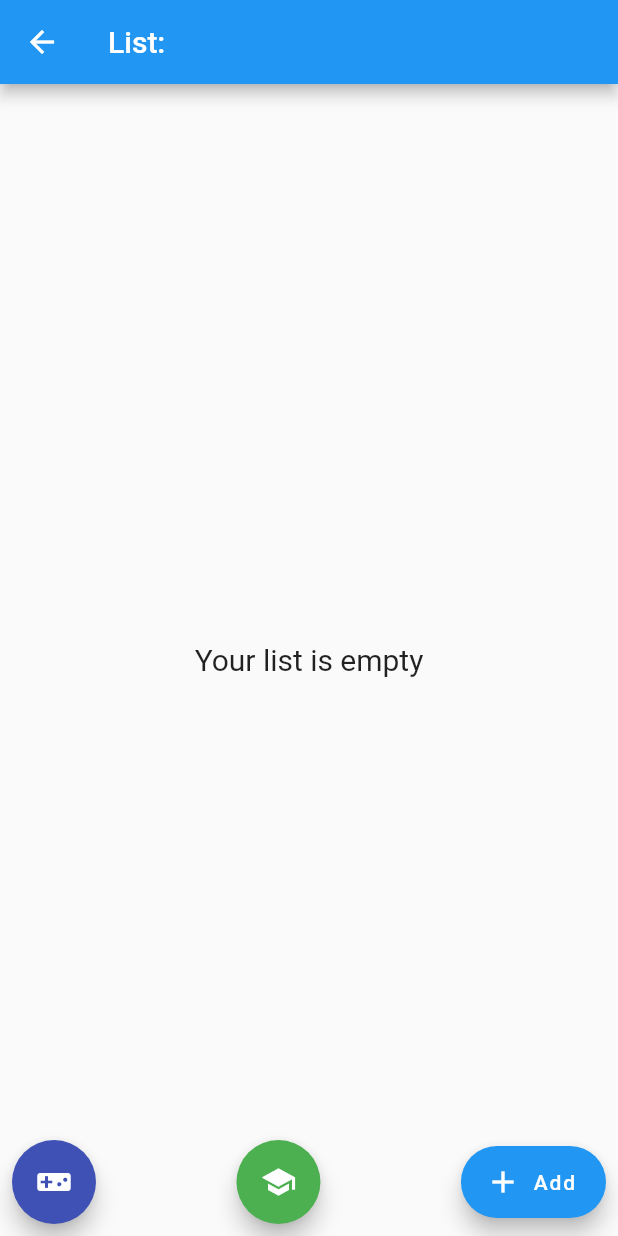
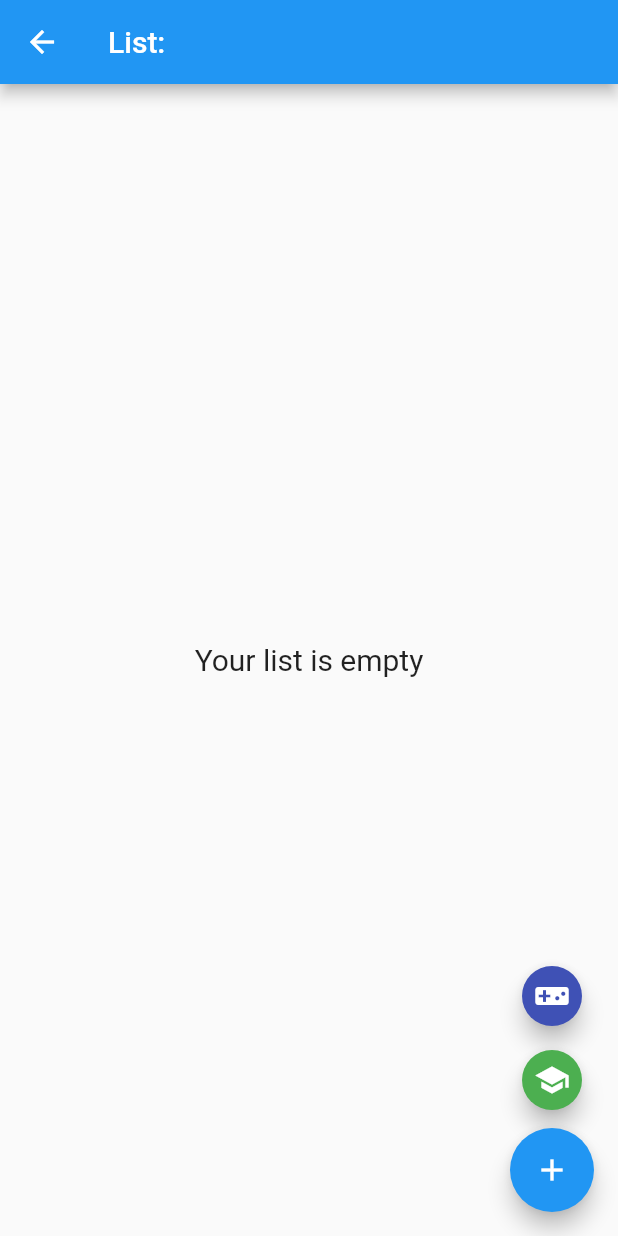
Before and after one commit to Bearbrice/GMoria, a Flutter app: the ListPage screen opened by its route, on a phone screen of 412 x 824 dp. Run offline on Flutter 3.47's test engine with Material 2 defaults, Android fonts, the phone set to English and light mode, and no system bars; our stand-ins replace bloc, cloud_firestore, equatable, extended_image, firebase_auth, firebase_core and 7 more; accounts and stored records are empty.

Commit message:
Buttons vertical

```diff
--- a/lib/app/pages/list_person_page.dart
+++ b/lib/app/pages/list_person_page.dart
@@ -79,22 +79,21 @@ class _ListPageState extends State<ListPage>{
           //           : Axis.horizontal),
           // ),
         ),
-        floatingActionButtonLocation: FloatingActionButtonLocation.centerDocked,
-        floatingActionButton: Padding(
-          padding: const EdgeInsets.all(8.0),
-          child: Row(
-            mainAxisAlignment: MainAxisAlignment.spaceBetween,
+      floatingActionButton: Column(
+        mainAxisAlignment: MainAxisAlignment.end,
         children: <Widget>[
           FloatingActionButton(
+              mini: true,
               backgroundColor: Colors.indigo,
               heroTag: null,
               onPressed: () {
                 handleEmpty('Game');
                 // Navigator.pushNamed(context, '/personForm');
               },
-                child: Icon(Icons.videogame_asset),
-              ),
+              child: Icon(Icons.videogame_asset)),
+          SizedBox(height: 8.0),
           FloatingActionButton(
+            mini: true,
             backgroundColor: Colors.green,
             heroTag: null,
             onPressed: () {
@@ -103,30 +102,18 @@ class _ListPageState extends State<ListPage>{
             },
             child: Icon(Icons.school),
           ),
-              FloatingActionButton.extended(
+          SizedBox(height: 8.0),
+          FloatingActionButton(
+            backgroundColor: Colors.blue,
             heroTag: null,
-                  backgroundColor: Colors.blue,
-                  label: Text('Add'),
             onPressed: () {
               Navigator.pushNamed(context, '/personForm',
                   arguments: new ScreenArguments(null, userList.id));
             },
-                  hoverColor: Colors.cyan,
-                  icon: Icon(Icons.add)
-                // child: Icon(Icons.add),
-              )
+            child: Icon(Icons.add),
+          ),
         ],
       ),
-        )
-      //   /** Add button */
-      //   floatingActionButton: FloatingActionButton(
-      //   backgroundColor: Colors.blue,
-      //   onPressed: () {
-      //     Navigator.pushNamed(context, '/personForm');
-      //   },
-      //   child: Icon(Icons.add),
-      // ),
-
     );
   }
 }
```
Lines whose indentation alone changed are shown as unchanged.
